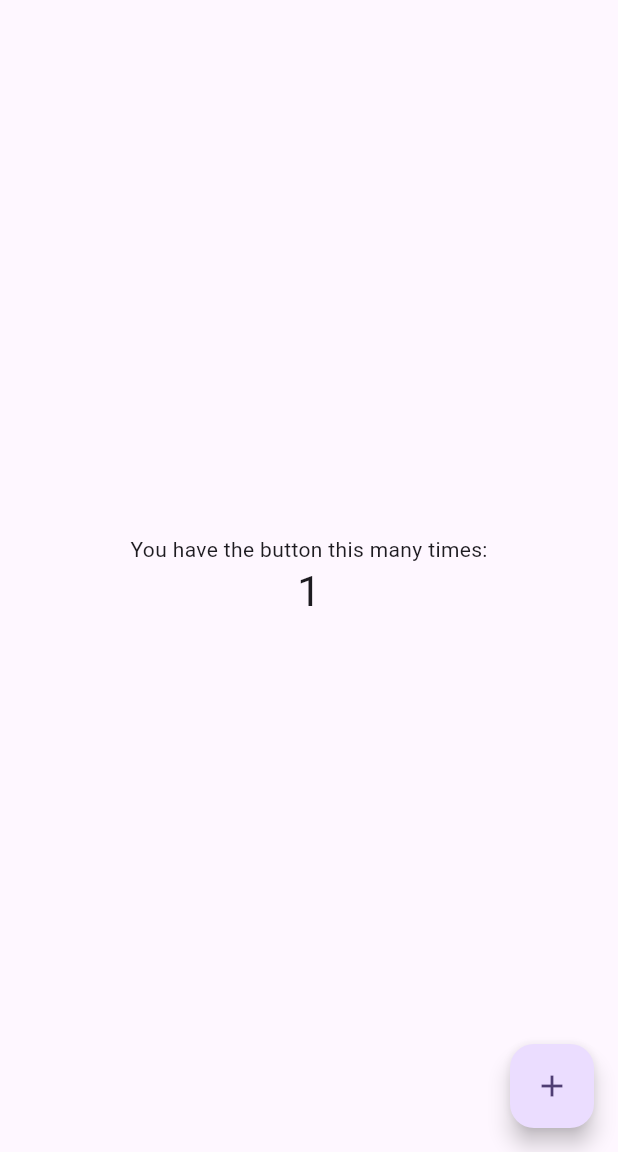
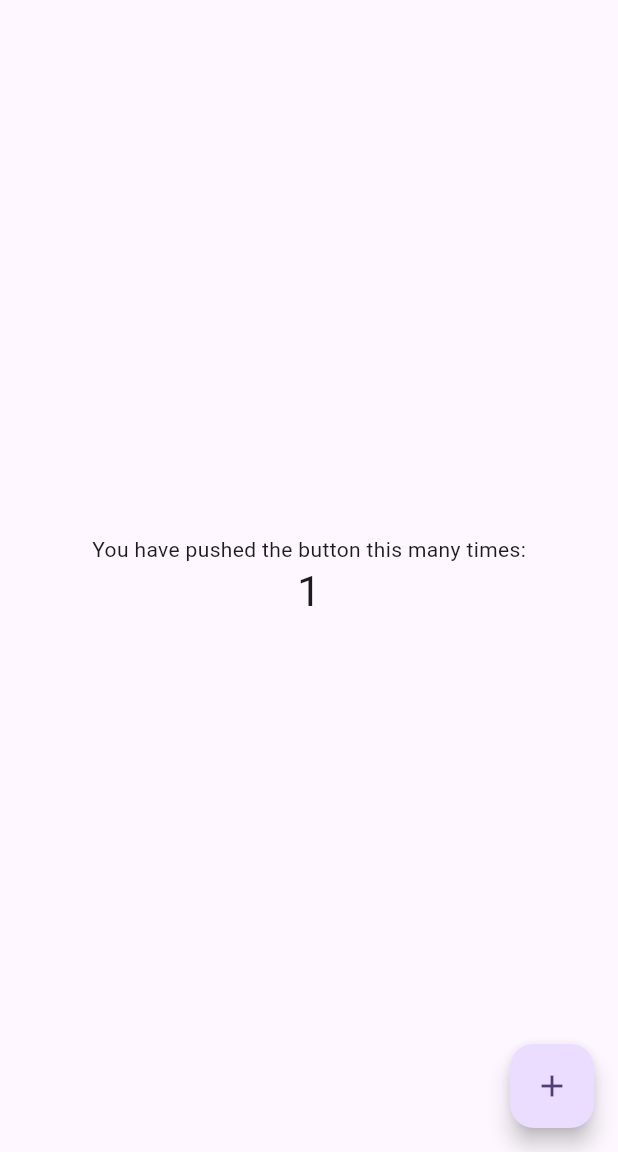
Before and after one commit to legiatuangtvt-droid/flutter_demo_dws, a Flutter app: the screen it shows after launch, after a tap on the "add" icon, on a phone screen of 412 x 824 dp, the part 84-1236 px from its top. Run offline on Flutter 3.47's test engine with Material 3 defaults, Android fonts, the phone set to English and light mode, and no system bars; our stand-ins replace firebase_core; accounts and stored records are empty; generated files the repository leaves out were written again.

```diff
--- a/lib/main.dart
+++ b/lib/main.dart
@@ -1,6 +1,12 @@
 import 'package:flutter/material.dart';
+import 'package:firebase_core/firebase_core.dart';
+import 'firebase_options.dart';
 
-void main() {
+void main() async {
+  WidgetsFlutterBinding.ensureInitialized();
+  await Firebase.initializeApp(
+    options: DefaultFirebaseOptions.currentPlatform,
+  );
   runApp(const MyApp());
 }
 
@@ -28,7 +34,8 @@ class MyApp extends StatelessWidget {
         //
         // This works for code too, not just values: Most code changes can be
         // tested with just a hot reload.
-        colorScheme: .fromSeed(seedColor: Colors.deepPurple),
+        colorScheme: ColorScheme.fromSeed(seedColor: Colors.deepPurple),
+        useMaterial3: true,
       ),
       home: const MyHomePage(title: 'Flutter Demo Home Page'),
     );
@@ -102,9 +109,11 @@ class _MyHomePageState extends State<MyHomePage> {
           // TRY THIS: Invoke "debug painting" (choose the "Toggle Debug Paint"
           // action in the IDE, or press "p" in the console), to see the
           // wireframe for each widget.
-          mainAxisAlignment: .center,
-          children: [
-            const Text('You have the button this many times:'),
+          mainAxisAlignment: MainAxisAlignment.center,
+          children: <Widget>[
+            const Text(
+              'You have pushed the button this many times:',
+            ),
             Text(
               '$_counter',
               style: Theme.of(context).textTheme.headlineMedium,
@@ -116,7 +125,7 @@ class _MyHomePageState extends State<MyHomePage> {
         onPressed: _incrementCounter,
         tooltip: 'Increment',
         child: const Icon(Icons.add),
-      ),
+      ), // This trailing comma makes auto-formatting nicer for build methods.
     );
   }
 }
--- a/pubspec.yaml
+++ b/pubspec.yaml
@@ -34,6 +34,7 @@ dependencies:
   # The following adds the Cupertino Icons font to your application.
   # Use with the CupertinoIcons class for iOS style icons.
   cupertino_icons: ^1.0.8
+  firebase_core: ^2.32.0
 
 dev_dependencies:
   flutter_test:
```
Also changed, not shown: pubspec.lock, 5 other files.
